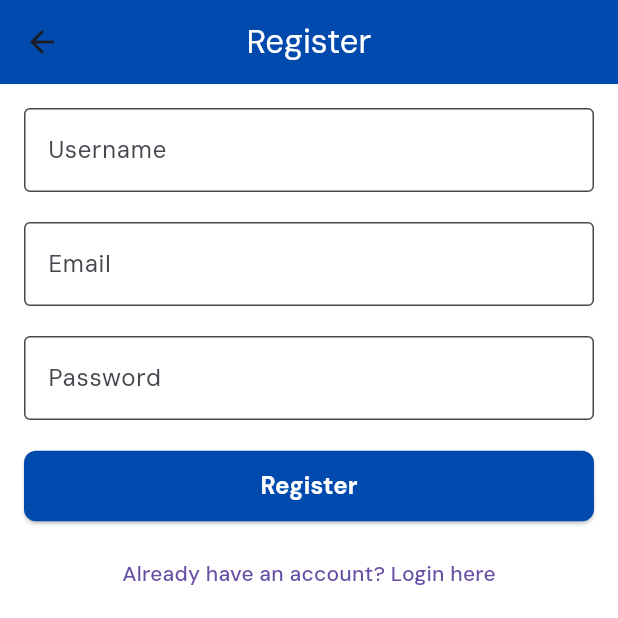
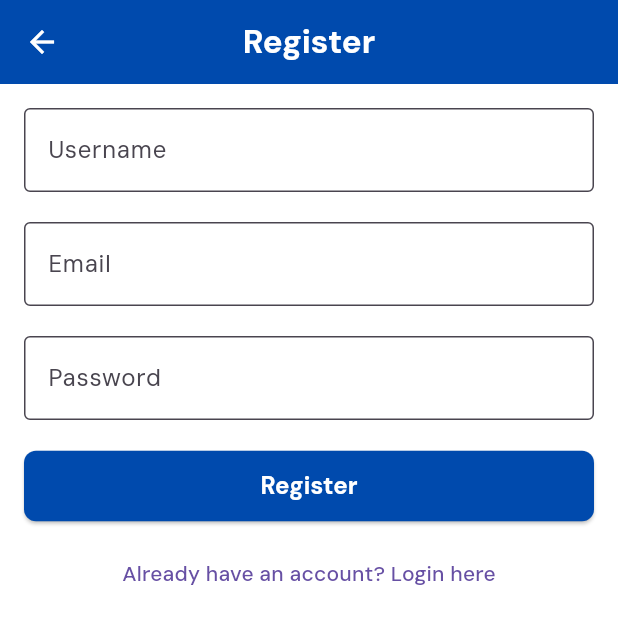
Before and after one commit to 24aeronyx/mybalance, a Flutter app: the RegisterScreen screen opened directly, on a phone screen of 412 x 824 dp, the top half of it. Run offline on Flutter 3.47's test engine with Material 3 defaults, Android fonts, the phone set to English and light mode, and no system bars; our stand-ins replace fl_chart; network calls fail.

```diff
--- a/lib/screens/register.dart
+++ b/lib/screens/register.dart
@@ -1,7 +1,7 @@
 // register_screen.dart
 import 'package:flutter/material.dart';
 import '../widgets/custom_button.dart'; // Import the custom button
-import 'login.dart';
+import 'login.dart'; // Make sure this matches your actual login screen file
 
 class RegisterScreen extends StatefulWidget {
   @override
@@ -42,8 +42,9 @@ class _RegisterScreenState extends State<RegisterScreen> {
     return Scaffold(
       appBar: AppBar(
         backgroundColor: const Color.fromRGBO(0, 74, 173, 1),
-        title: const Text('Register', style: TextStyle(color: Colors.white)),
+        title: const Text('Register', style: TextStyle(color: Colors.white, fontWeight: FontWeight.bold)),
         centerTitle: true,
+        iconTheme: const IconThemeData(color: Colors.white), // Set back button color to white
       ),
       body: Padding(
         padding: const EdgeInsets.all(16.0),
```
Also changed, not shown: lib/screens/login.dart (+6 -1 lines), lib/screens/profile.dart (+7 -1 lines).
